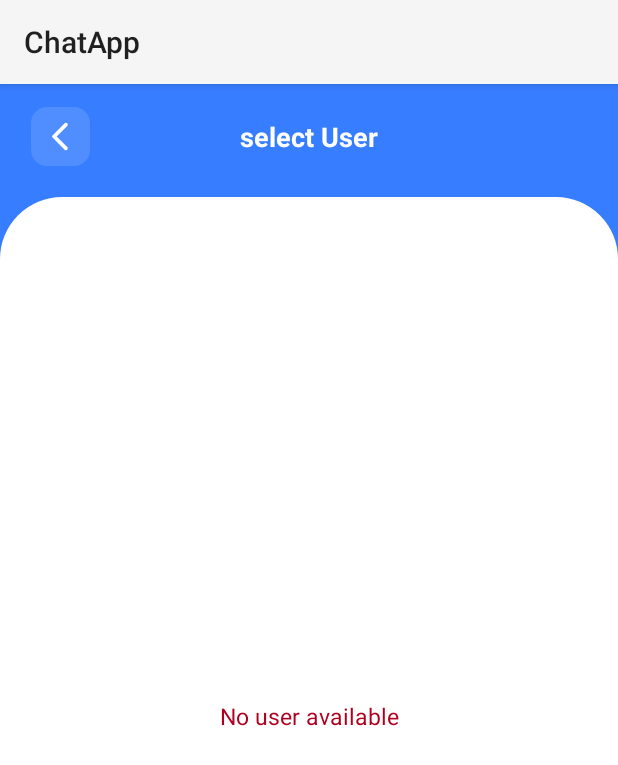
After one commit to ydam-k19/ChatApp, an Android app: the UserActivity screen opened directly, with no data from a screen before it, on a phone screen of 412 x 824 dp. The commit adds this screen. Shown: the top 765 px of the screen. Run offline under Robolectric (Android 15) with nearby library versions, the phone set to English and light mode, and no system bars; our stand-ins replace Firebase (no records; nobody signed in at launch, a user with empty details on screens opened directly), sdp/ssp sizes.

Commit message:
them userList

```diff
--- a/app/src/main/AndroidManifest.xml
+++ b/app/src/main/AndroidManifest.xml
@@ -12,6 +12,9 @@
         android:roundIcon="@mipmap/ic_launcher_round"
         android:supportsRtl="true"
         android:theme="@style/Theme.ChatApp">
+        <activity
+            android:name=".activities.UserActivity"
+            android:exported="true" />
         <activity
             android:name=".activities.SignUpActivity"
             android:exported="true"
--- a/app/src/main/java/com/example/chatapp/activities/MainActivity.java
+++ b/app/src/main/java/com/example/chatapp/activities/MainActivity.java
@@ -37,7 +37,11 @@ public class MainActivity extends AppCompatActivity {
     }
 
     private void setListeners(){
+
         binding.imageSignOut.setOnClickListener(v -> signOut());
+        binding.addNewChat.setOnClickListener(v->{
+            startActivity(new Intent(getApplicationContext(),UserActivity.class));
+        });
     }
 
     private void loadUserDetails(){
@@ -63,7 +67,7 @@ public class MainActivity extends AppCompatActivity {
                         preferenceManager.getString(Constants.KEY_USER_ID)
                 );
         documentReference.update(Constants.KEY_FCM_TOKEN, token)
-                .addOnSuccessListener(unused -> showToast("Token updated successfully"))
+
                 .addOnFailureListener(e -> showToast("Unable to update token"));
     }
 
--- /dev/null
+++ b/app/src/main/java/com/example/chatapp/activities/UserActivity.java
@@ -0,0 +1,87 @@
+package com.example.chatapp.activities;
+
+import androidx.appcompat.app.AppCompatActivity;
+
+import android.os.Bundle;
+import android.view.View;
+
+
+import com.example.chatapp.adapters.UserAdapter;
+import com.example.chatapp.databinding.ActivityUserBinding;
+import com.example.chatapp.models.User;
+import com.example.chatapp.utilities.Constants;
+import com.example.chatapp.utilities.PreferenceManager;
+import com.google.firebase.firestore.FirebaseFirestore;
+import com.google.firebase.firestore.QueryDocumentSnapshot;
+
+import java.util.ArrayList;
+import java.util.List;
+
+public class UserActivity extends AppCompatActivity {
+
+    private ActivityUserBinding binding;
+    private PreferenceManager preferenceManager;
+    @Override
+    protected void onCreate(Bundle savedInstanceState) {
+        super.onCreate(savedInstanceState);
+        binding=ActivityUserBinding.inflate(getLayoutInflater());
+
+        setContentView(binding.getRoot());
+        preferenceManager=new PreferenceManager(getApplicationContext());
+        setListener();
+        getUsers();
+    }
+
+    public  void setListener(){
+        binding.imageBack.setOnClickListener(v->onBackPressed());
+
+    }
+
+    private void getUsers(){
+        loading(true);
+        FirebaseFirestore database =FirebaseFirestore.getInstance();
+        database.collection(Constants.KEY_COLLECTION_USERS)
+                .get()
+                .addOnCompleteListener(task -> {
+                    loading(false);
+                    String currentUserId=preferenceManager.getString(Constants.KEY_USER_ID);
+                    if(task.isSuccessful()&&task.getResult()!=null){
+                        List<User> users=new ArrayList<>();
+                        for(QueryDocumentSnapshot queryDocumentSnapshot:task.getResult()){
+                            if(currentUserId.equals(queryDocumentSnapshot.getId())){
+                                continue;
+                            }
+                            User user=new User();
+                            user.name=queryDocumentSnapshot.getString(Constants.KEY_NAME);
+                            user.email=queryDocumentSnapshot.getString(Constants.KEY_EMAIL);
+                            user.image=queryDocumentSnapshot.getString(Constants.KEY_IMAGE);
+                            user.token=queryDocumentSnapshot.getString(Constants.KEY_FCM_TOKEN);
+                            users.add(user);
+                        }
+                        if(users.size()>0){
+                            UserAdapter userAdapter=new UserAdapter(users);
+                            binding.userRecyclerView.setAdapter(userAdapter);
+                            binding.userRecyclerView.setVisibility(View.VISIBLE);
+                        }
+                        else{
+                            showErrorMessage();
+                        }
+                    }
+                    else{
+                        showErrorMessage();
+                    }
+                });
+    }
+    private void showErrorMessage(){
+        binding.textErrorMessage.setText(String.format("%s","No user available"));
+        binding.textErrorMessage.setVisibility(View.VISIBLE);
+    }
+
+    private void loading(boolean isLoading){
+        if(isLoading){
+            binding.progressBar.setVisibility(View.VISIBLE);
+        }else{
+            binding.progressBar.setVisibility(View.INVISIBLE);
+        }
+    }
+}
--- /dev/null
+++ b/app/src/main/res/drawable/background_content_bottom.xml
@@ -0,0 +1,9 @@
+<?xml version="1.0" encoding="utf-8"?>
+<shape xmlns:android="http://schemas.android.com/apk/res/android"
+    android:shape="rectangle">
+    <solid android:color="@color/white"/>
+    <corners
+        android:topLeftRadius="@dimen/_32sdp"
+        android:topRightRadius="@dimen/_32sdp"/>
+
+</shape>
--- /dev/null
+++ b/app/src/main/res/drawable/ic_back.xml
@@ -0,0 +1,10 @@
+<vector xmlns:android="http://schemas.android.com/apk/res/android"
+    android:width="24dp"
+    android:height="24dp"
+    android:viewportWidth="24"
+    android:viewportHeight="24"
+    android:tint="?attr/colorControlNormal">
+  <path
+      android:fillColor="@android:color/white"
+      android:pathData="M16.62,2.99c-0.49,-0.49 -1.28,-0.49 -1.77,0L6.54,11.3c-0.39,0.39 -0.39,1.02 0,1.41l8.31,8.31c0.49,0.49 1.28,0.49 1.77,0s0.49,-1.28 0,-1.77L9.38,12l7.25,-7.25c0.48,-0.48 0.48,-1.28 -0.01,-1.76z"/>
+</vector>
--- /dev/null
+++ b/app/src/main/res/layout/activity_user.xml
@@ -0,0 +1,76 @@
+<?xml version="1.0" encoding="utf-8"?>
+<androidx.constraintlayout.widget.ConstraintLayout xmlns:android="http://schemas.android.com/apk/res/android"
+    xmlns:app="http://schemas.android.com/apk/res-auto"
+    xmlns:tools="http://schemas.android.com/tools"
+    android:layout_width="match_parent"
+    android:layout_height="match_parent"
+    android:animateLayoutChanges="true"
+    android:background="@color/primary"
+    tools:context=".activities.UserActivity">
+
+    <androidx.appcompat.widget.AppCompatImageView
+        android:id="@+id/imageBack"
+        android:layout_width="@dimen/_30sdp"
+        android:layout_height="@dimen/_30sdp"
+        android:layout_marginStart="@dimen/_16sdp"
+        android:layout_marginLeft="@dimen/_16sdp"
+        android:layout_marginTop="@dimen/_12sdp"
+        android:background="@drawable/background_icon"
+        android:padding="@dimen/_6sdp"
+        android:src="@drawable/ic_back"
+        app:layout_constraintStart_toStartOf="parent"
+        app:layout_constraintTop_toTopOf="parent"
+        android:tint="@color/white"/>
+
+    <TextView
+        android:layout_width="wrap_content"
+        android:layout_height="wrap_content"
+        android:text="@string/select_user"
+        android:textColor="@color/white"
+        android:textSize="@dimen/_14ssp"
+        android:textStyle="bold"
+        app:layout_constraintBottom_toBottomOf="@id/imageBack"
+        app:layout_constraintEnd_toEndOf="parent"
+        app:layout_constraintStart_toStartOf="parent"
+        app:layout_constraintTop_toTopOf="@id/imageBack"/>
+
+    <FrameLayout
+        android:layout_width="match_parent"
+        android:layout_height="0dp"
+        android:layout_marginTop="@dimen/_16sdp"
+        android:background="@drawable/background_content_bottom"
+        app:layout_constraintBottom_toBottomOf="parent"
+        app:layout_constraintTop_toBottomOf="@id/imageBack">
+
+        <androidx.recyclerview.widget.RecyclerView
+            android:id="@+id/userRecyclerView"
+            android:layout_width="match_parent"
+            android:layout_height="match_parent"
+            android:clipToPadding="false"
+            android:orientation="vertical"
+            android:overScrollMode="never"
+            android:padding="@dimen/_20sdp"
+            android:visibility="gone"
+            app:layoutManager="androidx.recyclerview.widget.LinearLayoutManager"/>
+
+        <ProgressBar
+            android:id="@+id/progressBar"
+            android:layout_width="@dimen/_25sdp"
+            android:layout_height="@dimen/_25sdp"
+            android:layout_gravity="center"/>
+
+        <TextView
+            android:id="@+id/textErrorMessage"
+            android:layout_width="match_parent"
+            android:layout_height="wrap_content"
+            android:layout_gravity="center"
+            android:layout_marginStart="@dimen/_24sdp"
+            android:layout_marginEnd="@dimen/_24sdp"
+            android:gravity="center"
+            android:textColor="@color/error"
+            android:textSize="@dimen/_12sdp"
+            android:visibility="gone"/>
+    </FrameLayout>
+
+
+</androidx.constraintlayout.widget.ConstraintLayout>
--- a/app/src/main/res/values/strings.xml
+++ b/app/src/main/res/values/strings.xml
@@ -14,6 +14,7 @@
     <string name="description">description</string>
     <string name="completeSignupProfile">complete</string>
     <string name="activities">activities</string>
+    <string name="select_user">select User</string>
     <string-array name="status">
         <item>available</item>
         <item>busy</item>
```
Also changed, not shown: app/src/main/java/com/example/chatapp/adapters/UserAdapter.java (added, +65 -0 lines), app/src/main/java/com/example/chatapp/models/User.java (added, +7 -0 lines), app/src/main/res/drawable/ic_add.xml (added, +10 -0 lines), app/src/main/res/layout/activity_main.xml (+24 -0 lines), app/src/main/res/layout/item_container_user.xml (added, +55 -0 lines).
